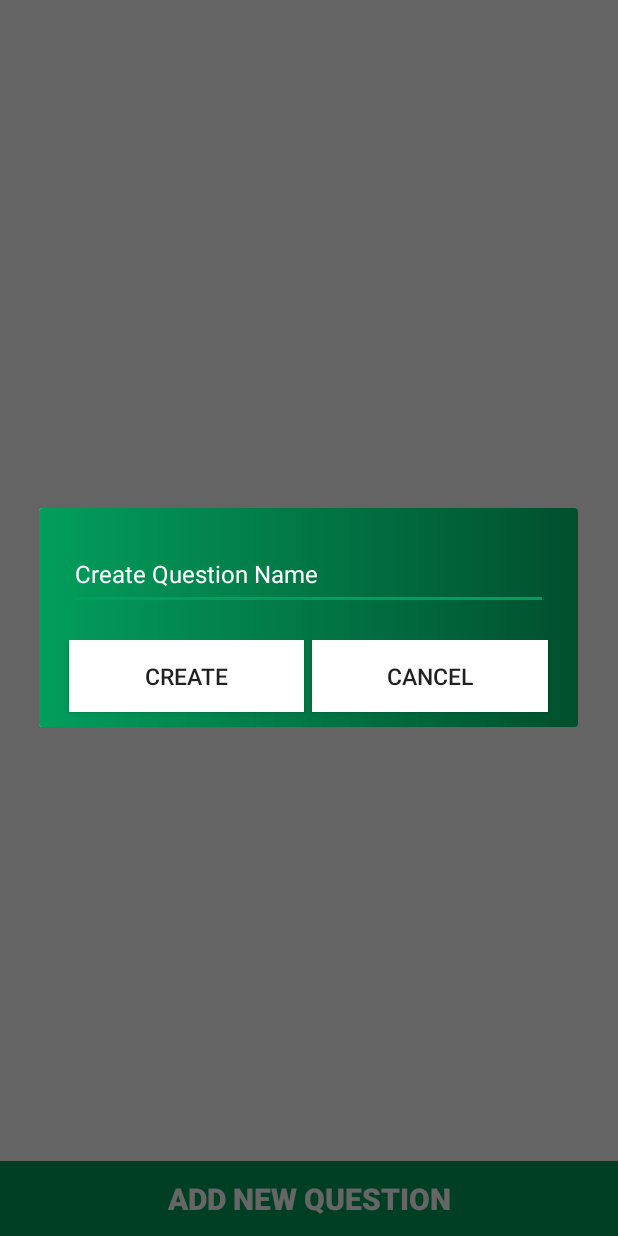
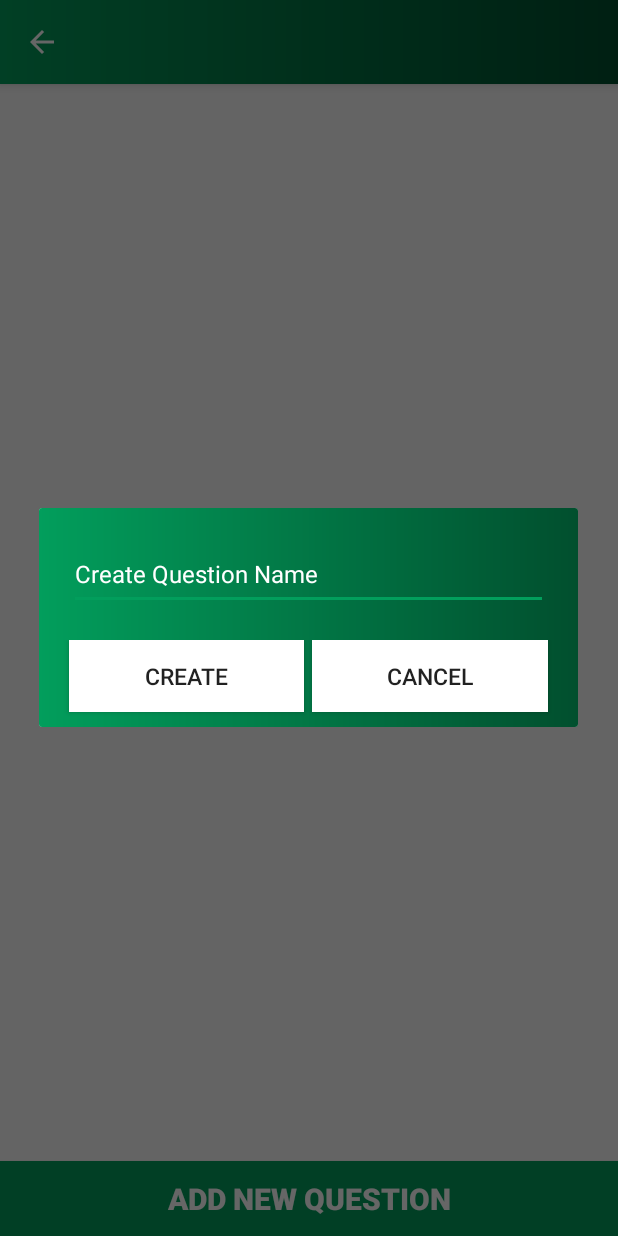
Before and after one commit to meriflor/ThesisQuizApp, an Android app: the TeacherCreateQuestionActivity screen opened directly, with no data from a screen before it, after a tap on "ADD NEW QUESTION", on a phone screen of 412 x 824 dp. Run offline under Robolectric (Android 15) with nearby library versions, the phone set to English and light mode, and no system bars; our stand-ins replace Firebase (no records; nobody signed in at launch, a user with empty details on screens opened directly).

Commit message:
toolbar update

```diff
--- a/app/src/main/java/com/trialProjects/test100/TeacherCreateQuestionActivity.java
+++ b/app/src/main/java/com/trialProjects/test100/TeacherCreateQuestionActivity.java
@@ -2,13 +2,16 @@ package com.trialProjects.test100;
 
 import static com.trialProjects.test100.DbQuery.app_fireStore;
 
+import androidx.annotation.NonNull;
 import androidx.appcompat.app.AlertDialog;
 import androidx.appcompat.app.AppCompatActivity;
+import androidx.appcompat.widget.Toolbar;
 import androidx.recyclerview.widget.LinearLayoutManager;
 import androidx.recyclerview.widget.RecyclerView;
 
 import android.content.Intent;
 import android.os.Bundle;
+import android.view.MenuItem;
 import android.view.View;
 import android.widget.Button;
 import android.widget.EditText;
@@ -22,7 +25,8 @@ import com.google.firebase.firestore.FirebaseFirestore;
 import com.google.firebase.firestore.Query;
 
 public class TeacherCreateQuestionActivity extends AppCompatActivity {
-    public static final String QUIZID = "hala";
+    public static final String QUIZNAME = "quizNAME";
+    public static final String QUIZID = "quizID";
     private AlertDialog.Builder dialogBuilder;
     private AlertDialog dialog;
     private FirebaseFirestore app_fireStore = FirebaseFirestore.getInstance();
@@ -34,10 +38,19 @@ public class TeacherCreateQuestionActivity extends AppCompatActivity {
         super.onCreate(savedInstanceState);
         setContentView(R.layout.activity_teacher_create_question);
 
+        String quizName;
         String quizID;
         Intent intent = getIntent();
         quizID = intent.getStringExtra(QUIZID);
+        quizName = intent.getStringExtra(QUIZNAME);
         Button btnAddQuestion;
+
+        //added code
+        Toolbar toolbar = findViewById(R.id.teacher_quizToolbar);
+        setSupportActionBar(toolbar);
+        getSupportActionBar().setTitle(quizName);
+        getSupportActionBar().setDisplayHomeAsUpEnabled(true);
+        //end of code
 
         CollectionReference questionNameRef = app_fireStore.collection("QUESTIONS");
         Query questionNameQuery = questionNameRef
@@ -116,4 +129,14 @@ public class TeacherCreateQuestionActivity extends AppCompatActivity {
         super.onStop();
         adapter.stopListening();
     }
+
+    @Override
+    public boolean onOptionsItemSelected(@NonNull MenuItem item) {
+        switch(item.getItemId()){
+            case android.R.id.home:
+                this.finish();
+                return true;
+        }
+        return super.onOptionsItemSelected(item);
+    }
 }
--- a/app/src/main/res/layout/activity_teacher_create_question.xml
+++ b/app/src/main/res/layout/activity_teacher_create_question.xml
@@ -6,13 +6,25 @@
     android:layout_height="match_parent"
     tools:context=".TeacherCreateQuestionActivity">
 
+    <androidx.appcompat.widget.Toolbar
+        android:id="@+id/teacher_quizToolbar"
+        android:layout_width="match_parent"
+        android:layout_height="?attr/actionBarSize"
+        android:background="@drawable/gradient_color"
+        android:elevation="4dp"
+        android:theme="@style/ThemeOverlay.AppCompat.Dark.ActionBar"
+        app:popupTheme="@style/ThemeOverlay.AppCompat.Light"
+        app:layout_constraintTop_toTopOf="parent"
+        app:layout_constraintStart_toStartOf="parent"
+        app:layout_constraintEnd_toEndOf="parent"/>
+
     <androidx.recyclerview.widget.RecyclerView
         android:id="@+id/create_question_recyclerview"
         android:layout_width="match_parent"
-        android:layout_height="680dp"
+        android:layout_height="0dp"
         android:padding="10dp"
         app:layout_constraintBottom_toTopOf="@+id/btn_add_question"
-        app:layout_constraintTop_toTopOf="parent"
+        app:layout_constraintTop_toBottomOf="@+id/teacher_quizToolbar"
         tools:layout_editor_absoluteX="67dp" />
 
     <Button
@@ -23,12 +35,10 @@
         android:text="add new question"
         android:textColor="@color/white"
         android:textSize="20dp"
-
         android:textStyle="bold"
         app:layout_constraintBottom_toBottomOf="parent"
         app:layout_constraintEnd_toEndOf="parent"
         app:layout_constraintStart_toStartOf="parent"
-        app:layout_constraintTop_toTopOf="parent"
         app:layout_constraintVertical_bias="1.0" />
 
 </androidx.constraintlayout.widget.ConstraintLayout>
```
Also changed, not shown: app/src/main/java/com/trialProjects/test100/FragmentClasses_Teacher.java (+5 -4 lines), app/src/main/java/com/trialProjects/test100/FragmentProfile.java (+7 -0 lines), app/src/main/java/com/trialProjects/test100/StudentClassRoomActivity.java (+23 -6 lines), app/src/main/java/com/trialProjects/test100/StudentQuestionsActivity.java (+23 -4 lines), app/src/main/java/com/trialProjects/test100/TeacherClassRoomActivity.java (+21 -8 lines), app/src/main/res/layout/activity_student_class_room.xml (+12 -24 lines), app/src/main/res/layout/activity_student_questions.xml (+7 -5 lines), app/src/main/res/layout/activity_teacher_class_room.xml (+17 -25 lines).
